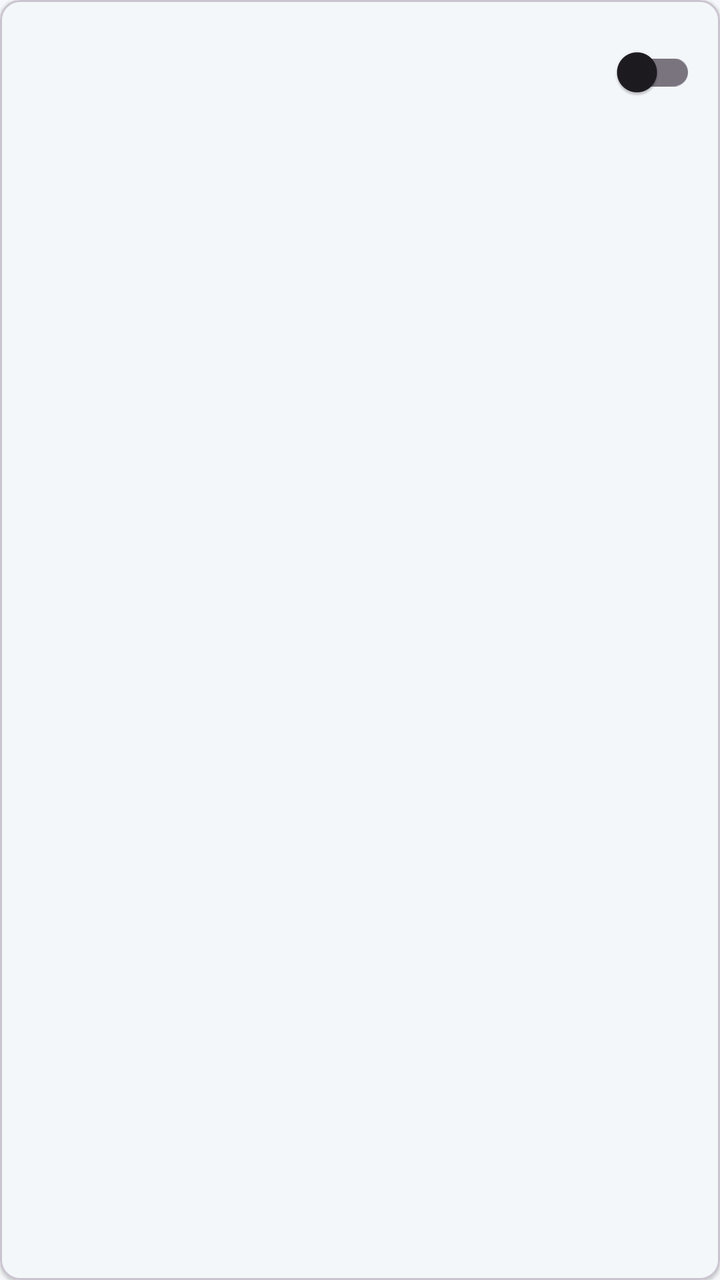
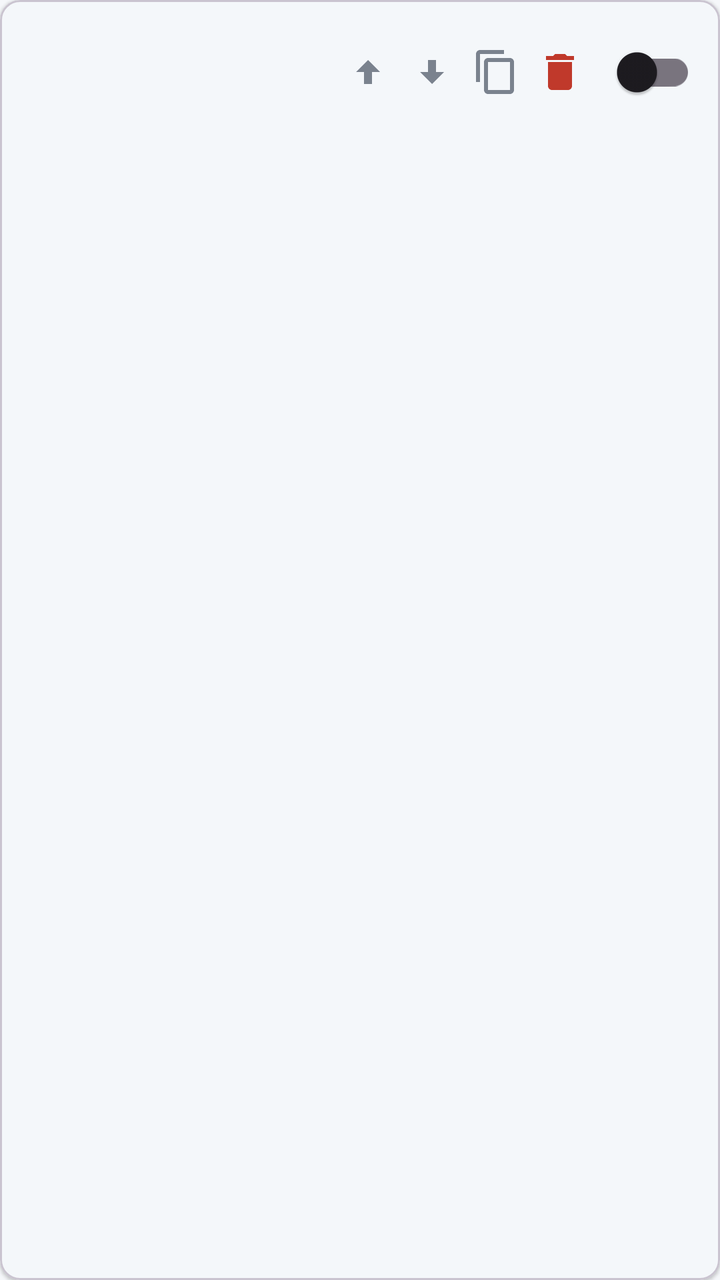

Two renders of the same Android screen: before a commit and after it. Below are the layout's source before the change and the commit's diff.
<!-- AndroidManifest.xml: application theme Theme.MaodouNotify -->
<!-- res/layout/item_rule.xml -->
<?xml version="1.0" encoding="utf-8"?>
<com.google.android.material.card.MaterialCardView
    xmlns:android="http://schemas.android.com/apk/res/android"
    xmlns:app="http://schemas.android.com/apk/res-auto"
    android:layout_width="match_parent" android:layout_height="wrap_content"
    android:layout_marginStart="12dp" android:layout_marginEnd="12dp" android:layout_marginTop="8dp"
    app:cardCornerRadius="10dp" app:cardElevation="1dp" app:cardBackgroundColor="@color/surface">

    <LinearLayout android:layout_width="match_parent" android:layout_height="wrap_content"
        android:orientation="horizontal" android:padding="12dp" android:gravity="center_vertical">

        <LinearLayout android:layout_width="0dp" android:layout_height="wrap_content"
            android:layout_weight="1" android:orientation="vertical">
            <TextView android:id="@+id/tv_name" android:layout_width="match_parent" android:layout_height="wrap_content"
                android:textSize="14sp" android:textStyle="bold" android:textColor="@color/text_primary" android:maxLines="1" android:ellipsize="end" />
            <TextView android:id="@+id/tv_desc" android:layout_width="match_parent" android:layout_height="wrap_content"
                android:layout_marginTop="3dp" android:textSize="11sp" android:textColor="@color/text_secondary"
                android:maxLines="2" android:ellipsize="end" />
        </LinearLayout>

        <com.google.android.material.switchmaterial.SwitchMaterial
            android:id="@+id/switch_enabled" android:layout_width="wrap_content" android:layout_height="wrap_content"
            android:layout_marginStart="8dp" />
    </LinearLayout>
</com.google.android.material.card.MaterialCardView>
<!-- resources referenced by this layout -->
<resources>
  <color name="surface">#FFFFFF</color>
  <color name="text_primary">#1F2329</color>
  <color name="text_secondary">#7A828E</color>
  <style name="Theme.MaodouNotify" parent="Theme.Material3.Light.NoActionBar">
          <item name="colorPrimary">@color/primary</item>
          <item name="colorOnPrimary">@color/surface</item>
          <item name="colorPrimaryContainer">@color/primary_light</item>
          <item name="colorOnPrimaryContainer">@color/primary_dark</item>
          <item name="colorSecondary">@color/accent</item>
          <item name="android:colorBackground">@color/background</item>
          <item name="colorSurface">@color/surface</item>
          <item name="android:textColorPrimary">@color/text_primary</item>
          <item name="android:textColorSecondary">@color/text_secondary</item>
          <item name="android:windowLightStatusBar" tools:targetApi="m">true</item>
      </style>
  <color name="primary">#2B6CB0</color>
  <color name="primary_light">#D6E6F7</color>
  <color name="primary_dark">#1A3A6B</color>
  <color name="accent">#E07B39</color>
  <color name="background">#F5F7FA</color>
</resources>

<!-- the commit's change to res/layout/item_rule.xml (unified diff, before → after) -->
@@ -18,8 +18,22 @@
                 android:maxLines="2" android:ellipsize="end" />
         </LinearLayout>
 
-        <com.google.android.material.switchmaterial.SwitchMaterial
-            android:id="@+id/switch_enabled" android:layout_width="wrap_content" android:layout_height="wrap_content"
-            android:layout_marginStart="8dp" />
+        <LinearLayout android:layout_width="wrap_content" android:layout_height="wrap_content" android:orientation="horizontal" android:gravity="center_vertical">
+            <ImageButton android:id="@+id/btn_up" android:layout_width="32dp" android:layout_height="32dp"
+                android:src="@drawable/ic_arrow_up" android:background="?attr/selectableItemBackgroundBorderless"
+                android:contentDescription="@string/rule_move_up" android:tint="@color/text_secondary" />
+            <ImageButton android:id="@+id/btn_down" android:layout_width="32dp" android:layout_height="32dp"
+                android:src="@drawable/ic_arrow_down" android:background="?attr/selectableItemBackgroundBorderless"
+                android:contentDescription="@string/rule_move_down" android:tint="@color/text_secondary" />
+            <ImageButton android:id="@+id/btn_dup" android:layout_width="32dp" android:layout_height="32dp"
+                android:src="@drawable/ic_copy" android:background="?attr/selectableItemBackgroundBorderless"
+                android:contentDescription="@string/rule_duplicate" android:tint="@color/text_secondary" />
+            <ImageButton android:id="@+id/btn_delete" android:layout_width="32dp" android:layout_height="32dp"
+                android:src="@drawable/ic_delete" android:background="?attr/selectableItemBackgroundBorderless"
+                android:contentDescription="@string/action_delete" android:tint="@color/badge_filtered_text" />
+            <com.google.android.material.switchmaterial.SwitchMaterial
+                android:id="@+id/switch_enabled" android:layout_width="wrap_content" android:layout_height="wrap_content"
+                android:layout_marginStart="4dp" />
+        </LinearLayout>
     </LinearLayout>
 </com.google.android.material.card.MaterialCardView>
<!-- resource entries referenced after the edit -->
@@ -1,8 +1,33 @@
 <!-- resources referenced by this layout -->
 <resources>
+  <color name="badge_filtered_text">#C0392B</color>
   <color name="surface">#FFFFFF</color>
   <color name="text_primary">#1F2329</color>
   <color name="text_secondary">#7A828E</color>
+  <!-- drawable ic_arrow_down (drawable) -->
+  <?xml version="1.0" encoding="utf-8"?>
+  <vector xmlns:android="http://schemas.android.com/apk/res/android" android:width="24dp" android:height="24dp" android:viewportWidth="24" android:viewportHeight="24">
+      <path android:fillColor="#FF000000" android:pathData="M12,18l6,-6h-4v-6h-4v6h-4z" />
+  </vector>
+  <!-- drawable ic_arrow_up (drawable) -->
+  <?xml version="1.0" encoding="utf-8"?>
+  <vector xmlns:android="http://schemas.android.com/apk/res/android" android:width="24dp" android:height="24dp" android:viewportWidth="24" android:viewportHeight="24">
+      <path android:fillColor="#FF000000" android:pathData="M12,6l-6,6h4v6h4v-6h4z" />
+  </vector>
+  <!-- drawable ic_copy (drawable) -->
+  <?xml version="1.0" encoding="utf-8"?>
+  <vector xmlns:android="http://schemas.android.com/apk/res/android" android:width="24dp" android:height="24dp" android:viewportWidth="24" android:viewportHeight="24">
+      <path android:fillColor="#FF000000" android:pathData="M16,1H4C2.9,1 2,1.9 2,3v14h2V3h12V1zM19,5H8C6.9,5 6,5.9 6,7v14c0,1.1 0.9,2 2,2h11c1.1,0 2,-0.9 2,-2V7C21,5.9 20.1,5 19,5zM19,21H8V7h11V21z" />
+  </vector>
+  <!-- drawable ic_delete (drawable) -->
+  <?xml version="1.0" encoding="utf-8"?>
+  <vector xmlns:android="http://schemas.android.com/apk/res/android" android:width="24dp" android:height="24dp" android:viewportWidth="24" android:viewportHeight="24">
+      <path android:fillColor="#FF000000" android:pathData="M6,19c0,1.1 0.9,2 2,2h8c1.1,0 2,-0.9 2,-2V7H6v12zM19,4h-3.5l-1,-1h-5l-1,1H5v2h14V4z" />
+  </vector>
+  <string name="action_delete">删除</string>
+  <string name="rule_duplicate">复制规则</string>
+  <string name="rule_move_down">下移</string>
+  <string name="rule_move_up">上移</string>
   <style name="Theme.MaodouNotify" parent="Theme.Material3.Light.NoActionBar">
           <item name="colorPrimary">@color/primary</item>
           <item name="colorOnPrimary">@color/surface</item>
